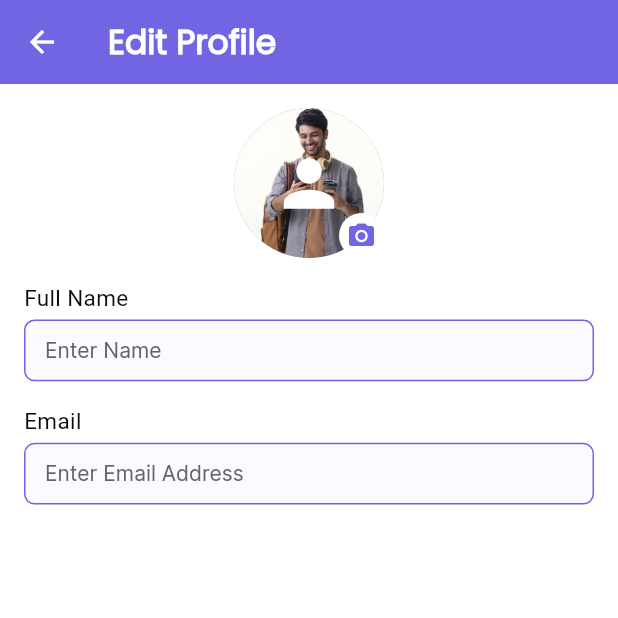
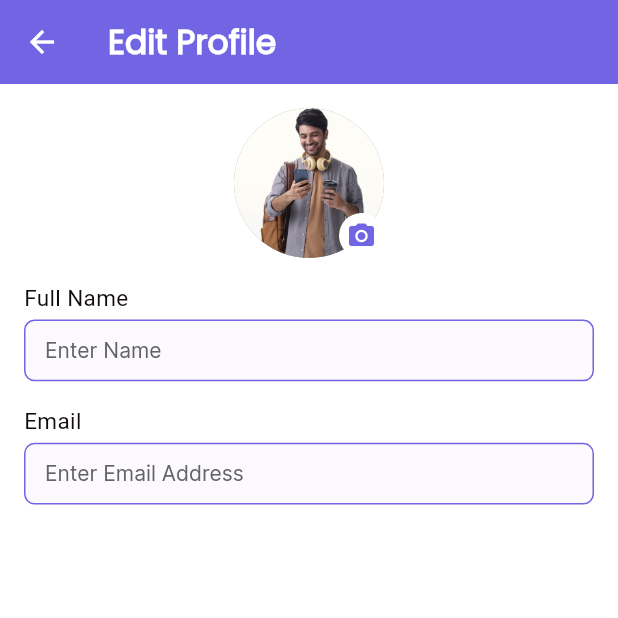
Before and after one commit to MulukanoorVarun/telecaliingcrm, a Flutter app: the Homescreen screen opened directly, after a tap on the "menu" icon, after a tap on the "edit" icon, on a phone screen of 412 x 824 dp, the top half of it. Run offline on Flutter 3.47's test engine with Material 3 defaults, Android fonts, the phone set to English and light mode, and no system bars; our stand-ins replace cached_network_image, connectivity_plus, curved_navigation_bar, dio, dropdown_button2, equatable and 11 more; missing offline and left inert: call_log, flutter_phone_direct_caller, flutter_searchable_dropdown, in_app_update, phone_state; accounts and stored records are empty; network calls fail; Roboto replaces fonts that are missing (RozhaOne); project files that could hold a hidden picture were left out.

Commit message:
committed by varun at office 08-05-2024 11:14 AM

```diff
--- a/lib/screens/Edit Profile screeen.dart
+++ b/lib/screens/Edit Profile screeen.dart
@@ -50,7 +50,7 @@ class _EditProfileScreenState extends State<EditProfileScreen> {
               ? "Please enter a valid email address (e.g. user@domain.com)"
               : "";
 
-      if (_validateName.isEmpty && _validateEmail.isEmpty){
+      if (_validateName.isEmpty && _validateEmail.isEmpty) {
         _updateProfile();
       } else {
         isLoading = false;
@@ -59,7 +59,7 @@ class _EditProfileScreenState extends State<EditProfileScreen> {
   }
 
   String profile_image = "";
-  String UserID="";
+  String UserID = "";
 
   Future<void> _pickImage() async {
     final XFile? pickedFile = await _picker.pickImage(
@@ -100,8 +100,8 @@ class _EditProfileScreenState extends State<EditProfileScreen> {
     // String pwd = pwdController.text;
     final profile_provider =
         Provider.of<UserDetailsProvider>(context, listen: false);
-    var response =
-        await profile_provider.updateUserDetails(UserID,fullname, email, _image);
+    var response = await profile_provider.updateUserDetails(
+        UserID, fullname, email, _image);
     setState(() {
       if (response != null) {
         isLoading = false;
@@ -113,7 +113,6 @@ class _EditProfileScreenState extends State<EditProfileScreen> {
       }
     });
   }
-
 
   @override
   Widget build(BuildContext context) {
@@ -136,7 +135,7 @@ class _EditProfileScreenState extends State<EditProfileScreen> {
             color: Colors.white,
           ),
           onPressed: () {
-            Navigator.pop(context,true);
+            Navigator.pop(context, true);
           },
         ),
       ),
@@ -156,10 +155,8 @@ class _EditProfileScreenState extends State<EditProfileScreen> {
                           ? FileImage(_image!)
                           : (profile_image != null && profile_image.isNotEmpty)
                               ? CachedNetworkImageProvider(profile_image)
-                                : const AssetImage('assets/person.png') as ImageProvider<Object>,
-                            child: (profile_image != null && profile_image.isNotEmpty)
-                                ? null
-                                : Icon(Icons.person, size: 50, color: Colors.white),
+                              : const AssetImage('assets/person.png')
+                                  as ImageProvider<Object>,
                     ),
                     Positioned(
                       bottom: 0,
@@ -216,8 +213,7 @@ class _EditProfileScreenState extends State<EditProfileScreen> {
                 hint: "Enter Email Address",
                 focusNode: _focusNodeEmail,
                 inputFormatters: [
-                        FilteringTextInputFormatter.allow(
-                            RegExp(r"[a-zA-Z0-9@._-]")),
+                  FilteringTextInputFormatter.allow(RegExp(r"[a-zA-Z0-9@._-]")),
                 ],
               ),
               // if (_validateEmail.isNotEmpty)
@@ -258,10 +254,11 @@ class _EditProfileScreenState extends State<EditProfileScreen> {
                     borderRadius: BorderRadius.circular(7),
                   ),
                   child: Center(
-                          child:
-                          isLoading
-                       ? CircularProgressIndicator(color: Colors.white,):
-                          Text(
+                    child: isLoading
+                        ? CircularProgressIndicator(
+                            color: Colors.white,
+                          )
+                        : Text(
                             "SAVE",
                             style: TextStyle(
                               color: color4,
@@ -285,7 +282,7 @@ class _EditProfileScreenState extends State<EditProfileScreen> {
     required TextEditingController controller,
     required String hint,
     required FocusNode focusNode,
-    bool readonly= false,
+    bool readonly = false,
     List<TextInputFormatter>? inputFormatters,
   }) {
     return Container(
--- a/lib/screens/HomeScreen.dart
+++ b/lib/screens/HomeScreen.dart
@@ -508,7 +508,7 @@ class _HomescreenState extends State<Homescreen> {
                     width: 10,
                   ),
                   SizedBox(
-                    width: w * 0.52,
+                    width: w * 0.5,
                     child: Text(
                       overflow: TextOverflow.ellipsis,
                       userDetailsProvider.userDetails?.name?.isNotEmpty ?? false
@@ -535,7 +535,6 @@ class _HomescreenState extends State<Homescreen> {
                       color: color11,
                     ),
                   ),
-                  SizedBox(width: 18),
                   IconButton(
                     visualDensity: VisualDensity.compact,
                     padding: EdgeInsets.all(0),
@@ -543,8 +542,7 @@ class _HomescreenState extends State<Homescreen> {
                       _showFilterBottomSheet(context);
                     },
                     icon: Icon(
-                      Icons.filter_alt_sharp,
-                      color: primaryColor,
+                      Icons.filter_alt_outlined,
                     ),
                   ),
                   // Menu icon
@@ -686,10 +684,8 @@ class _HomescreenState extends State<Homescreen> {
                       if (phoneNumbers?.length != 0) ...[
                         SizedBox(height: w * 0.07),
                         Row(
-                          mainAxisAlignment: MainAxisAlignment.spaceBetween,
+                          mainAxisAlignment: MainAxisAlignment.center,
                           children: [
-                            Expanded(
-                                child: SizedBox()), // Equal space on the left
                             containertext(
                               context,
                               onTap: () {
@@ -705,22 +701,6 @@ class _HomescreenState extends State<Homescreen> {
                                   ? (isPaused ? 'RESUME' : 'PAUSE')
                                   : 'START NOW',
                             ),
-                            // Expanded(
-                            //   child: Align(
-                            //     alignment: Alignment.centerRight,
-                            //     child: IconButton(
-                            //       visualDensity: VisualDensity.compact,
-                            //       padding: EdgeInsets.all(0),
-                            //       onPressed: () {
-                            //         _showFilterBottomSheet(context);
-                            //       },
-                            //       icon: Icon(
-                            //         Icons.filter_alt_sharp,
-                            //         color: primaryColor,
-                            //       ),
-                            //     ),
-                            //   ),
-                            // ), // Equal space on the right, with IconButton aligned to the end
                           ],
                         ),
                         SizedBox(height: w * 0.05),
```
Lines whose indentation alone changed are shown as unchanged.
